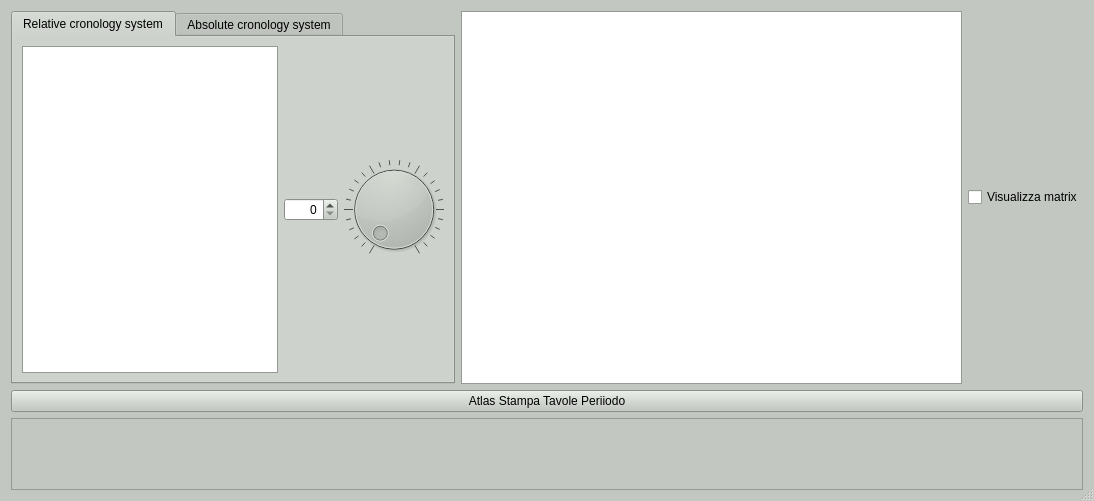
The window that gui/ui/Gis_Time_controller.ui (pyarchinit/pyarchinit) describes before a commit, drawn with Qt 5.
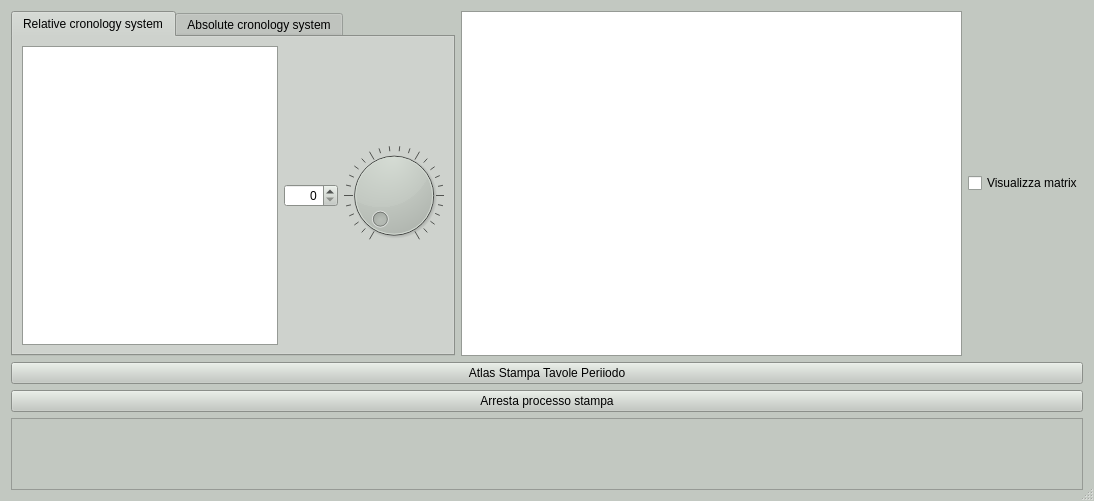
The same window after the commit. Icons and pictures are not drawn.

Commit message:
Update matrix generation and process termination in Time Controller tab
This commit updates the process for generating a Harris matrix and its image in the Time Controller tab. It also introduces a new feature that allows a user to terminate the image generation process prematurely. Error handling and functionality have also been improved for instances when the "matrix" checkbox is unchecked, and user interface has received revisions, including the addition of a stop button.

```diff
--- a/gui/ui/Gis_Time_controller.ui
+++ b/gui/ui/Gis_Time_controller.ui
@@ -744,6 +744,13 @@
      </property>
     </widget>
    </item>
+   <item>
+    <widget class="QPushButton" name="stop_button">
+     <property name="text">
+      <string>Arresta processo stampa</string>
+     </property>
+    </widget>
+   </item>
    <item>
     <widget class="QTextEdit" name="textEdit_datazione">
      <property name="enabled">
```
The commit also changes 2 other files.
